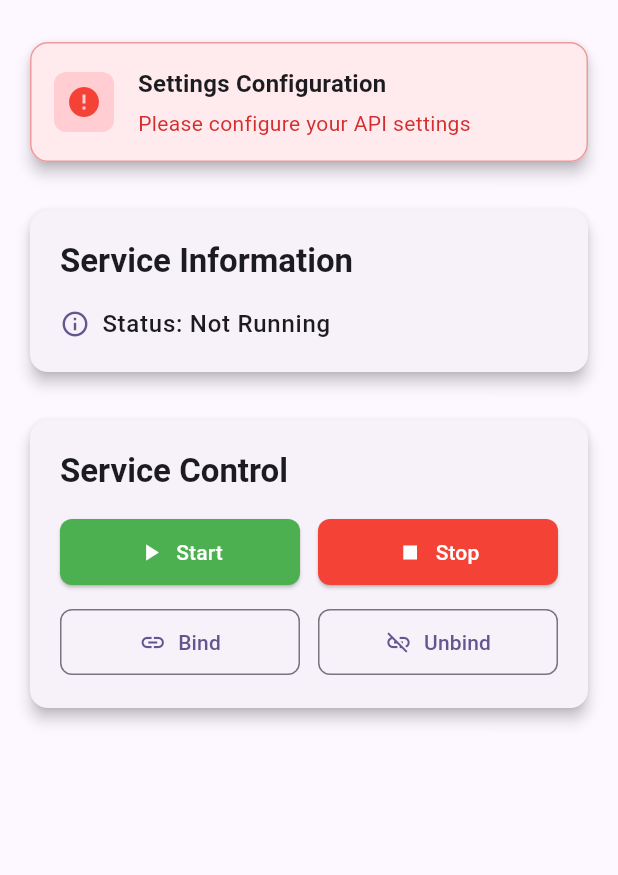
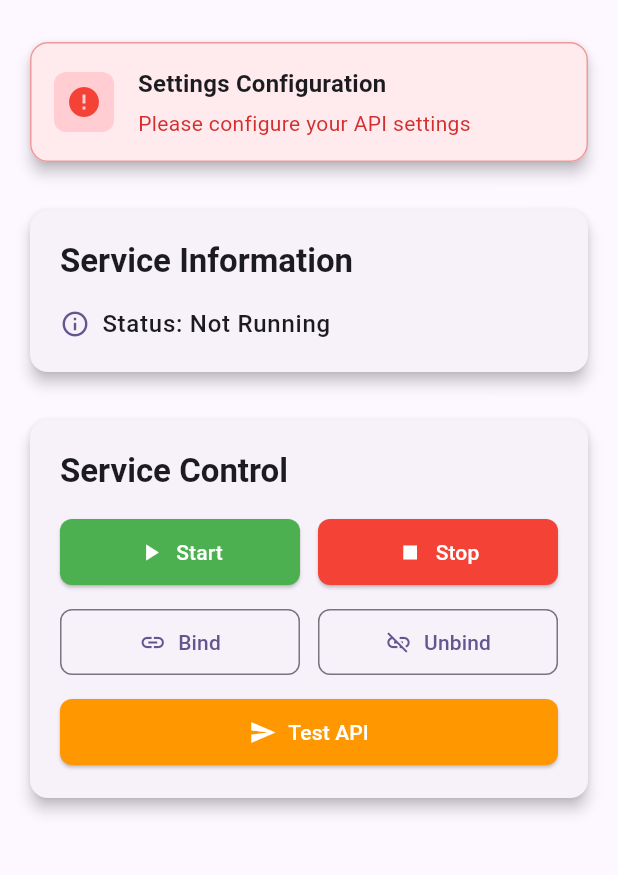
Before and after one commit to DiLRandI/sms-to-api, a Flutter app: the screen it shows after launch, on a phone screen of 412 x 824 dp, the part 72-947 px from its top. Run offline on Flutter 3.47's test engine with Material 3 defaults, Android fonts, the phone set to English and light mode, and no system bars; our stand-ins replace shared_preferences.

Commit message:
feat: Add test API call functionality to SmsForwardingService and integrate with MainActivity

```diff
--- a/lib/screen/home.dart
+++ b/lib/screen/home.dart
@@ -150,6 +150,17 @@ class _MyHomePageState extends State<MyHomePage> {
       });
       debugPrint("Failed to unbind service: ${e.message}");
       _showSnackBar("Error unbinding service: ${e.message}");
+    }
+  }
+
+  // Method to test API call with sample data
+  Future<void> _testApiCall() async {
+    try {
+      final String result = await _channel.invokeMethod('testApiCall');
+      _showSnackBar("Test API call: $result");
+    } on PlatformException catch (e) {
+      debugPrint("Failed to test API: ${e.message}");
+      _showSnackBar("Error testing API: ${e.message}");
     }
   }
 
@@ -446,6 +457,24 @@ class _MyHomePageState extends State<MyHomePage> {
                 ),
               ],
             ),
+            const SizedBox(height: 12),
+            // Test API button
+            SizedBox(
+              width: double.infinity,
+              child: ElevatedButton.icon(
+                onPressed: _testApiCall,
+                icon: const Icon(Icons.send),
+                label: const Text('Test API'),
+                style: ElevatedButton.styleFrom(
+                  backgroundColor: Colors.orange,
+                  foregroundColor: Colors.white,
+                  padding: const EdgeInsets.symmetric(vertical: 12),
+                  shape: RoundedRectangleBorder(
+                    borderRadius: BorderRadius.circular(8),
+                  ),
+                ),
+              ),
+            ),
           ],
         ),
       ),
```
Also changed, not shown: 2 other files.
